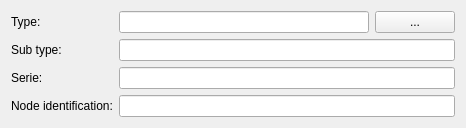
This is src/mdttools/mdttesttool/mdtTtTestNodeEditor.ui in scandyna/multidiagtools as Qt 5 draws it before an edit. The edited form follows.
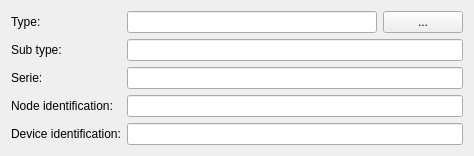
This is the edited form.

```diff
--- a/src/mdttools/mdttesttool/mdtTtTestNodeEditor.ui
+++ b/src/mdttools/mdttesttool/mdtTtTestNodeEditor.ui
@@ -6,7 +6,7 @@
    <rect>
     <x>0</x>
     <y>0</y>
-    <width>421</width>
+    <width>434</width>
     <height>125</height>
    </rect>
   </property>
@@ -85,6 +85,16 @@
      <item row="3" column="1">
       <widget class="QLineEdit" name="fld_NodeIdentification"/>
      </item>
+     <item row="4" column="1">
+      <widget class="QLineEdit" name="fld_DeviceIdentification"/>
+     </item>
+     <item row="4" column="0">
+      <widget class="QLabel" name="lbDeviceIdentification">
+       <property name="text">
+        <string>Device identification:</string>
+       </property>
+      </widget>
+     </item>
     </layout>
    </item>
    <item>
```
